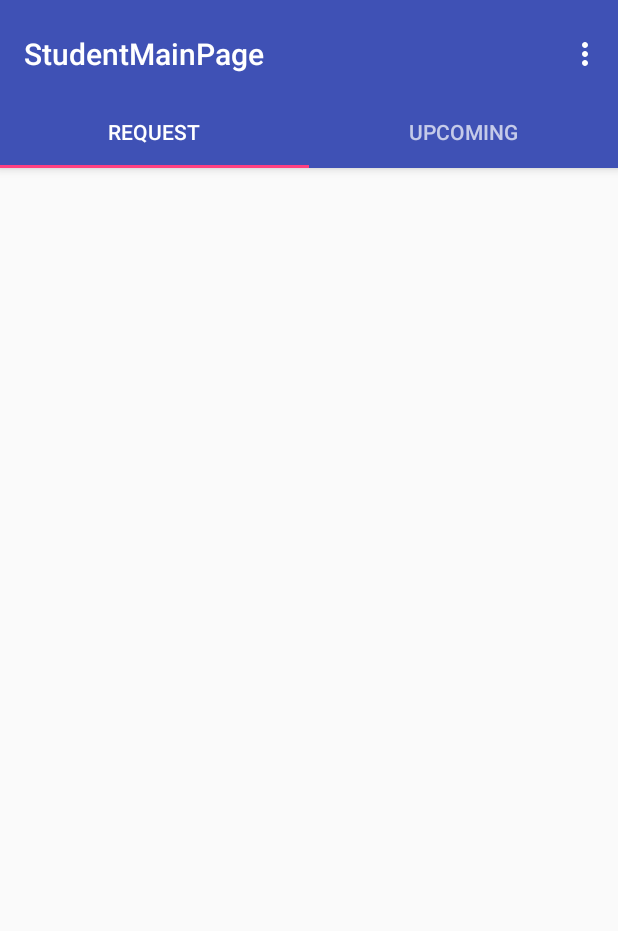
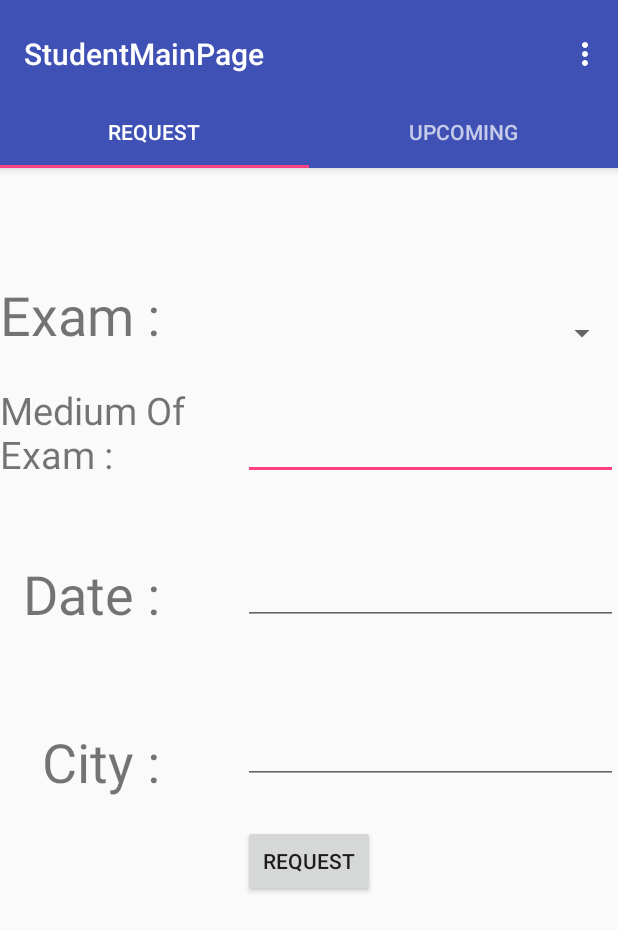
Before and after one commit to Hyderabad2017/team-11, an Android app: the screen it shows after launch (StudentMainPage), on a phone screen of 412 x 824 dp. Shown: the top 931 px of the screen. Run offline under Robolectric (Android 15) with nearby library versions, the phone set to English and light mode, and no system bars; libraries missing offline, so code that uses them is left out: retrofit.client; 6 statements that could not run were skipped.

Commit message:
Added StudentMainPage

```diff
--- /dev/null
+++ b/StudentMainPage/app/src/main/java/com/example/sumanth/studentmainpage/Request.java
@@ -0,0 +1,134 @@
+package com.example.sumanth.studentmainpage;
+
+
+import android.os.Bundle;
+import android.support.annotation.Nullable;
+import android.support.v4.app.Fragment;
+import android.view.LayoutInflater;
+import android.view.View;
+import android.view.ViewGroup;
+import android.widget.AdapterView;
+import android.widget.ArrayAdapter;
+import android.widget.Button;
+import android.widget.EditText;
+import android.widget.Spinner;
+import android.widget.Toast;
+
+import com.google.gson.JsonElement;
+
+import org.json.JSONArray;
+import org.json.JSONException;
+import org.json.JSONObject;
+
+import java.text.DateFormat;
+import java.text.ParseException;
+import java.text.SimpleDateFormat;
+import java.util.ArrayList;
+import java.util.Date;
+import java.util.List;
+
+import retrofit.Callback;
+import retrofit.RestAdapter;
+import retrofit.RetrofitError;
+import retrofit.client.Response;
+
+import static com.example.sumanth.studentmainpage.StudentMainPage.examName;
+
+/**
+ * Created by Sumanth on 16-Jul-17.
+ */
+
+public class Request extends Fragment {
+    private static void loadSpinnerData(View rootView) {
+        final List<String> spinnerArray =  new ArrayList<>();
+        RestAdapter api = new RestAdapter.Builder().setEndpoint("http://10.49.181.118/StudentMainPage").build();
+        Student_Main_Retro ai = api.create(Student_Main_Retro.class);
+        //Retrieve from DB and add to spinnerArray
+        ai.spn_pop(new Callback<JsonElement>() {
+            @Override
+            public void success(JsonElement jsonElement, Response response) {
+                JSONObject jsonObject = null;
+                try {
+                    jsonObject = new JSONObject(jsonElement.toString());
+                    if(jsonObject.getInt("result")==1)
+                    {
+                        JSONArray bunk= jsonObject.getJSONArray("exam");
+                        for(int i=0;i<bunk.length();i++)
+                        {
+                            JSONObject ele=bunk.getJSONObject(i);
+                            spinnerArray.add(ele.getString("name"));
+                        }
+                    }
+                }
+                catch (JSONException e) {
+                    e.printStackTrace();
+                }
+            }
+
+            @Override
+            public void failure(RetrofitError error) {
+
+            }
+        });
+
+        ArrayAdapter<String> adapter = new ArrayAdapter<>(
+                rootView.getContext(), R.layout.request, spinnerArray);
+
+        adapter.setDropDownViewResource(android.R.layout.simple_spinner_dropdown_item);
+        Spinner sItems = (Spinner) rootView.findViewById(R.id.exam_spn);
+        sItems.setAdapter(adapter);
+    }
+
+    @Override
+    public View onCreateView(LayoutInflater inflater, @Nullable ViewGroup container, @Nullable Bundle savedInstanceState){
+       View rootView = inflater.inflate(R.layout.request, container, false);
+                    Spinner spn=(Spinner) rootView.findViewById(R.id.exam_spn);
+                    loadSpinnerData(rootView);
+                    spn.setOnItemSelectedListener(new AdapterView.OnItemSelectedListener() {
+                        @Override
+                        public void onItemSelected(AdapterView<?> adapterView, View view, int i, long l) {
+                            examName = String.valueOf(adapterView.getSelectedItem());
+                        }
+
+                        @Override
+                        public void onNothingSelected(AdapterView<?> adapterView) {
+
+                        }
+                    });
+                    final EditText medium=(EditText)rootView.findViewById(R.id.med_txt);
+                    final EditText date=(EditText)rootView.findViewById(R.id.date_txt);
+                    final EditText city=(EditText)rootView.findViewById(R.id.city_txt);
+                    final DateFormat df = new SimpleDateFormat("MM/dd/yyyy");
+                    final Date[] date1 = new Date[1];
+                    //send the examName , medium, date, city to the database
+                    Button request=(Button)rootView.findViewById(R.id.req_btn);
+                    request.setOnClickListener(new View.OnClickListener() {
+                        @Override
+                        public void onClick(final View view) {
+                            RestAdapter api = new RestAdapter.Builder().setEndpoint("http://10.49.181.118/StudentMainPage").build();
+                            Student_Main_Retro ai = api.create(Student_Main_Retro.class);
+                            try {
+                                date1[0] =df.parse(date.getText().toString());
+                            } catch (ParseException e) {
+                                e.printStackTrace();
+                            }
+                            ai.set_request(1,examName,
+                                    Integer.parseInt(city.getText().toString()),
+                                    Integer.parseInt(medium.getText().toString()),
+                                    date1[0], new Callback<JsonElement>() {
+                                        @Override
+                                        public void success(JsonElement jsonElement, Response response) {
+                                            Toast.makeText(view.getContext(), "", Toast.LENGTH_SHORT).show();
+                                        }
+
+                                        @Override
+                                        public void failure(RetrofitError error) {
+
+                                        }
+                                    });
+                        }
+                    });
+
+        return rootView;
+    }
+}
--- a/StudentMainPage/app/src/main/java/com/example/sumanth/studentmainpage/StudentMainPage.java
+++ b/StudentMainPage/app/src/main/java/com/example/sumanth/studentmainpage/StudentMainPage.java
@@ -1,5 +1,6 @@
 package com.example.sumanth.studentmainpage;
 
+import android.content.SharedPreferences;
 import android.support.design.widget.TabLayout;
 import android.support.design.widget.FloatingActionButton;
 import android.support.design.widget.Snackbar;
@@ -18,9 +19,11 @@ import android.view.View;
 import android.view.ViewGroup;
 import android.widget.AdapterView;
 import android.widget.ArrayAdapter;
+import android.widget.Button;
 import android.widget.EditText;
 import android.widget.ListView;
 import android.widget.Spinner;
+import android.widget.Toast;
 
 import com.google.gson.JsonElement;
 
@@ -28,7 +31,11 @@ import org.json.JSONArray;
 import org.json.JSONException;
 import org.json.JSONObject;
 
+import java.text.DateFormat;
+import java.text.ParseException;
+import java.text.SimpleDateFormat;
 import java.util.ArrayList;
+import java.util.Date;
 import java.util.List;
 
 import retrofit.Callback;
@@ -39,11 +46,13 @@ import retrofit.client.Response;
 
 public class StudentMainPage extends AppCompatActivity {
 
-
+//    SharedPreferences sp= getSharedPreferences("session",0);
+//    int user_id=sp.getInt("userid",0);
     private SectionsPagerAdapter mSectionsPagerAdapter;
     public static final ArrayList<String> ExamNames=new ArrayList<>();
     public static final ArrayList<Integer> Request_status=new ArrayList<>();
 
+    static String examName;
     private ViewPager mViewPager;
 
     @Override
@@ -65,87 +74,9 @@ public class StudentMainPage extends AppCompatActivity {
         tabLayout.setupWithViewPager(mViewPager);
 
     }
-    private static void loadSpinnerData(View rootView) {
-        final List<String> spinnerArray =  new ArrayList<>();
-        RestAdapter api = new RestAdapter.Builder().setEndpoint(" http://a4477b74.ngrok.io/BunkMaar").build();
-        Student_Main_Retro ai = api.create(Student_Main_Retro.class);
-        //Retrieve from DB and add to spinnerArray
-        ai.spn_pop(new Callback<JsonElement>() {
-            @Override
-            public void success(JsonElement jsonElement, Response response) {
-                JSONObject jsonObject = null;
-                try {
-                    jsonObject = new JSONObject(jsonElement.toString());
-                    if(jsonObject.getInt("result")==1)
-                    {
-                        JSONArray bunk= jsonObject.getJSONArray("bunk");
-                        for(int i=0;i<bunk.length();i++)
-                        {
-                            JSONObject ele=bunk.getJSONObject(i);
-                            spinnerArray.add(ele.getString("Exam"));
-                        }
-                    }
-                }
-                catch (JSONException e) {
-                    e.printStackTrace();
-                }
-            }
 
-            @Override
-            public void failure(RetrofitError error) {
 
-            }
-        });
 
-        ArrayAdapter<String> adapter = new ArrayAdapter<>(
-                rootView.getContext(), R.layout.request, spinnerArray);
-
-        adapter.setDropDownViewResource(android.R.layout.simple_spinner_dropdown_item);
-        Spinner sItems = (Spinner) rootView.findViewById(R.id.exam_spn);
-        sItems.setAdapter(adapter);
-    }
-
-    public static void handle(View rootView,int position){
-        switch(position){
-            case 0:
-                Spinner spn=(Spinner) rootView.findViewById(R.id.exam_spn);
-                loadSpinnerData(rootView);
-                spn.setOnItemSelectedListener(new AdapterView.OnItemSelectedListener() {
-                    @Override
-                    public void onItemSelected(AdapterView<?> adapterView, View view, int i, long l) {
-                        String examName = String.valueOf(adapterView.getSelectedItem());
-                    }
-
-                    @Override
-                    public void onNothingSelected(AdapterView<?> adapterView) {
-
-                    }
-                });
-                EditText medium=(EditText)rootView.findViewById(R.id.med_txt);
-                EditText date=(EditText)rootView.findViewById(R.id.date_txt);
-                EditText city=(EditText)rootView.findViewById(R.id.city_txt);
-                //send the examName , medium, date, city to the database
-                break;
-            case 1:
-                ListView ls= (ListView) rootView.findViewById(R.id.upc_lst);
-                RestAdapter api = new RestAdapter.Builder().setEndpoint(" http://a4477b74.ngrok.io/BunkMaar").build();
-                Student_Main_Retro ai = api.create(Student_Main_Retro.class);
-                ai.student_requests(new Callback<JsonElement>() {
-                    @Override
-                    public void success(JsonElement jsonElement, Response response) {
-                        //get the requests from DB and add it to ExamNames and Request Status
-                    }
-
-                    @Override
-                    public void failure(RetrofitError error) {
-
-                    }
-                });
-                Upcoming_List up=new Upcoming_List(rootView.getContext(),ExamNames,Request_status);
-                ls.setAdapter(up);
-                break;
-        }
-    }
 
 
     @Override
@@ -170,23 +101,14 @@ public class StudentMainPage extends AppCompatActivity {
         return super.onOptionsItemSelected(item);
     }
 
-    /**
-     * A placeholder fragment containing a simple view.
-     */
+
     public static class PlaceholderFragment extends Fragment {
-        /**
-         * The fragment argument representing the section number for this
-         * fragment.
-         */
+
         private static final String ARG_SECTION_NUMBER = "section_number";
 
         public PlaceholderFragment() {
         }
 
-        /**
-         * Returns a new instance of this fragment for the given section
-         * number.
-         */
         public static PlaceholderFragment newInstance(int sectionNumber) {
             PlaceholderFragment fragment = new PlaceholderFragment();
             Bundle args = new Bundle();
@@ -195,29 +117,10 @@ public class StudentMainPage extends AppCompatActivity {
             return fragment;
         }
 
-        @Override
-        public View onCreateView(LayoutInflater inflater, ViewGroup container,
-                                 Bundle savedInstanceState) {
-            View rootView=null;
-            switch(getArguments().getInt(ARG_SECTION_NUMBER)){
-                case 0:
-                    rootView = inflater.inflate(R.layout.request, container, false);
-                    handle(rootView,getArguments().getInt(ARG_SECTION_NUMBER));
-                    return rootView;
-                case 1:
-                    rootView = inflater.inflate(R.layout.upcoming, container, false);
-                    handle(rootView,getArguments().getInt(ARG_SECTION_NUMBER));
-                    return rootView;
-                default:
-            }
-            return rootView;
-        }
+
     }
 
-    /**
-     * A {@link FragmentPagerAdapter} that returns a fragment corresponding to
-     * one of the sections/tabs/pages.
-     */
+
     public class SectionsPagerAdapter extends FragmentPagerAdapter {
 
         public SectionsPagerAdapter(FragmentManager fm) {
@@ -228,6 +131,15 @@ public class StudentMainPage extends AppCompatActivity {
         public Fragment getItem(int position) {
             // getItem is called to instantiate the fragment for the given page.
             // Return a PlaceholderFragment (defined as a static inner class below).
+            switch(position){
+                case 0:
+                    Request r=new Request();
+                    return r;
+                case 1:
+                    Upcoming u=new Upcoming();
+                    return u;
+
+            }
             return PlaceholderFragment.newInstance(position + 1);
         }
 
--- a/StudentMainPage/app/src/main/java/com/example/sumanth/studentmainpage/Student_Main_Retro.java
+++ b/StudentMainPage/app/src/main/java/com/example/sumanth/studentmainpage/Student_Main_Retro.java
@@ -1,6 +1,8 @@
 package com.example.sumanth.studentmainpage;
 
 import com.google.gson.JsonElement;
+
+import java.util.Date;
 
 import retrofit.Callback;
 import retrofit.http.Field;
@@ -14,10 +16,12 @@ import retrofit.http.POST;
 
 public interface Student_Main_Retro {
     @FormUrlEncoded
-    @POST("/insert.php")
-    void update(@Field("Subject") String subject,
-                @Field("Attended") int attended,
-                @Field("Total") int total, Callback<JsonElement> response);
+    @POST("/set_request.php")
+    void set_request(@Field("userid") int userid,
+                     @Field("exam") String subject,
+                     @Field("location") int attended,
+                     @Field("language") int total,
+                     @Field("date")Date date, Callback<JsonElement> response);
 
     @GET("/spn_pop.php")
     void spn_pop(Callback<JsonElement> response);
--- /dev/null
+++ b/StudentMainPage/app/src/main/java/com/example/sumanth/studentmainpage/Upcoming.java
@@ -0,0 +1,49 @@
+package com.example.sumanth.studentmainpage;
+
+
+import android.os.Bundle;
+import android.support.annotation.Nullable;
+import android.support.v4.app.Fragment;
+import android.view.LayoutInflater;
+import android.view.View;
+import android.view.ViewGroup;
+import android.widget.ListView;
+
+import com.google.gson.JsonElement;
+
+import retrofit.Callback;
+import retrofit.RestAdapter;
+import retrofit.RetrofitError;
+import retrofit.client.Response;
+
+import static com.example.sumanth.studentmainpage.StudentMainPage.ExamNames;
+import static com.example.sumanth.studentmainpage.StudentMainPage.Request_status;
+
+/**
+ * Created by Sumanth on 16-Jul-17.
+ */
+
+public class Upcoming extends Fragment {
+    @Override
+    public View onCreateView(LayoutInflater inflater, @Nullable ViewGroup container, @Nullable Bundle savedInstanceState){
+        View rootView = inflater.inflate(R.layout.upcoming, container, false);
+                    ListView ls= (ListView) rootView.findViewById(R.id.upc_lst);
+                    RestAdapter api = new RestAdapter.Builder().setEndpoint("http://10.49.181.118/StudentMainPage").build();
+                    Student_Main_Retro ai = api.create(Student_Main_Retro.class);
+
+                    ai.student_requests(new Callback<JsonElement>() {
+                        @Override
+                        public void success(JsonElement jsonElement, Response response) {
+                            //get the requests from DB and add it to ExamNames and Request Status
+                        }
+
+                        @Override
+                        public void failure(RetrofitError error) {
+
+                        }
+                    });
+                    Upcoming_List up=new Upcoming_List(rootView.getContext(),ExamNames,Request_status);
+                    ls.setAdapter(up);
+        return rootView;
+    }
+}
--- a/StudentMainPage/app/src/main/res/layout/request.xml
+++ b/StudentMainPage/app/src/main/res/layout/request.xml
@@ -11,7 +11,8 @@
         android:visibility="visible"
         tools:ignore="LabelFor,TextFields"
         android:layout_alignBottom="@+id/textView2"
-        android:layout_toEndOf="@+id/exam_txt" />
+        android:layout_alignParentEnd="true"
+        android:layout_alignStart="@+id/req_btn" />
 
     <TextView
         android:id="@+id/exam_txt"
@@ -32,7 +33,8 @@
         android:id="@+id/city_txt"
         android:layout_alignBaseline="@+id/textView4"
         android:layout_alignBottom="@+id/textView4"
-        android:layout_alignEnd="@+id/med_txt" />
+        android:layout_alignEnd="@+id/med_txt"
+        android:layout_alignStart="@+id/req_btn" />
 
     <Spinner
         android:id="@+id/exam_spn"
@@ -48,7 +50,7 @@
         android:layout_height="wrap_content"
         android:layout_below="@+id/exam_txt"
         android:layout_marginTop="22dp"
-        android:layout_toStartOf="@+id/city_txt"
+        android:layout_toStartOf="@+id/med_txt"
         android:text="Medium Of Exam : "
         android:textSize="25sp" />
 
@@ -56,22 +58,22 @@
         android:id="@+id/textView3"
         android:layout_width="wrap_content"
         android:layout_height="wrap_content"
-        android:layout_alignStart="@+id/textView2"
+        android:layout_marginTop="51dp"
+        android:text="Date : "
+        android:textSize="36sp"
         android:layout_below="@+id/textView2"
-        android:layout_marginTop="52dp"
-        android:text="Date : "
-        android:textSize="36sp" />
+        android:layout_alignEnd="@+id/exam_txt" />
 
     <TextView
         android:id="@+id/textView4"
         android:layout_width="wrap_content"
         android:layout_height="wrap_content"
-        android:layout_alignStart="@+id/textView3"
-        android:layout_below="@+id/textView3"
-        android:layout_marginTop="64dp"
+        android:layout_marginTop="63dp"
         android:text="City : "
         android:textSize="36sp"
-        tools:ignore="HardcodedText" />
+        tools:ignore="HardcodedText"
+        android:layout_below="@+id/textView3"
+        android:layout_alignEnd="@+id/textView3" />
 
     <Button
         android:id="@+id/req_btn"
@@ -86,10 +88,9 @@
         android:id="@+id/date_txt"
         android:layout_width="wrap_content"
         android:layout_height="wrap_content"
-        android:layout_alignStart="@+id/city_txt"
         android:layout_alignTop="@+id/textView3"
-        android:layout_marginStart="11dp"
         android:ems="10"
         android:inputType="date"
-        android:layout_alignEnd="@+id/med_txt" />
+        android:layout_alignEnd="@+id/med_txt"
+        android:layout_toEndOf="@+id/textView2" />
 </RelativeLayout>
```
Also changed, not shown: 4 other files.
